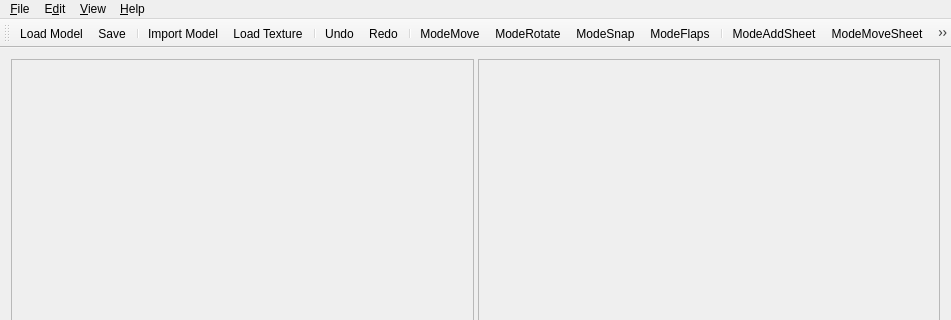
Above: interface/mainwindow.ui from SeriousAlexej/Ivo before the change; both pictures show x 0 to 951 and y 0 to 320 of the 951 by 632 pixel window. Below: the same form after it.
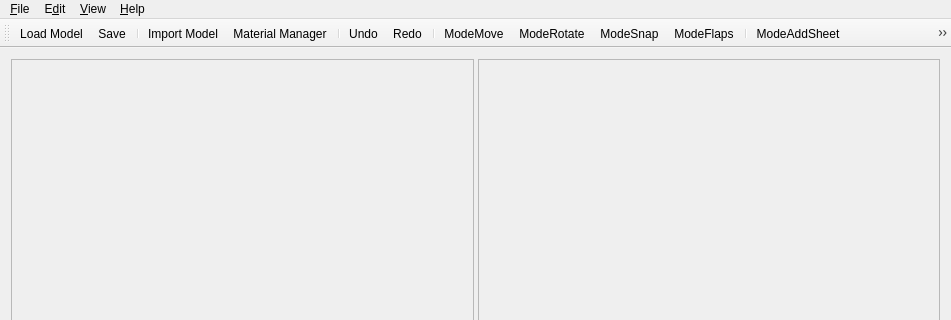
That is the form after the change. Icons and pictures are not drawn.

Commit message: Added support for many 3d formats (thanks, assimp library!), added support for multiple materials and textures in scene

```diff
--- a/interface/mainwindow.ui
+++ b/interface/mainwindow.ui
@@ -208,7 +208,10 @@
      <normaloff>:/icons/icons/48px-Image-x-generic.png</normaloff>:/icons/icons/48px-Image-x-generic.png</iconset>
    </property>
    <property name="text">
-    <string>Load &amp;Texture</string>
+    <string>Material Manager</string>
+   </property>
+   <property name="toolTip">
+    <string>Browse current model's materials and assign textures</string>
    </property>
    <property name="shortcut">
     <string>Ctrl+T</string>
```
Left out of the diff: 16 changed lines with no effect on the pictures. The commit also changes 29 other files.
